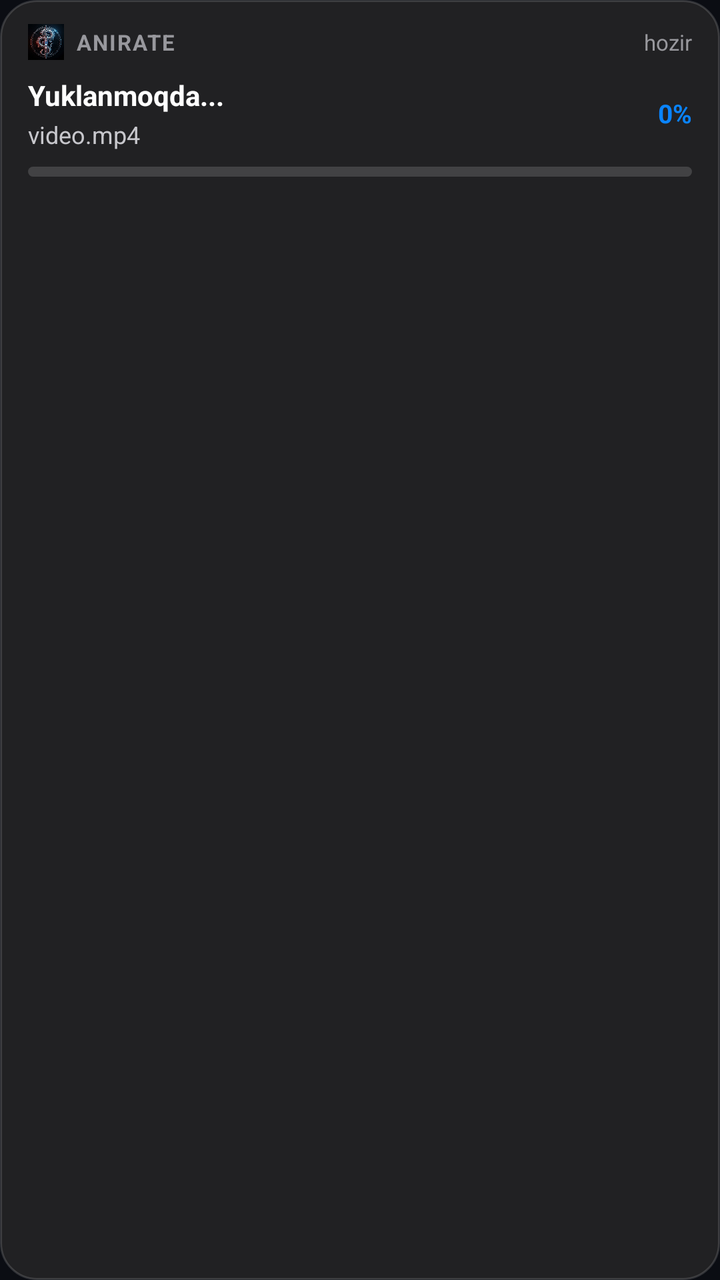
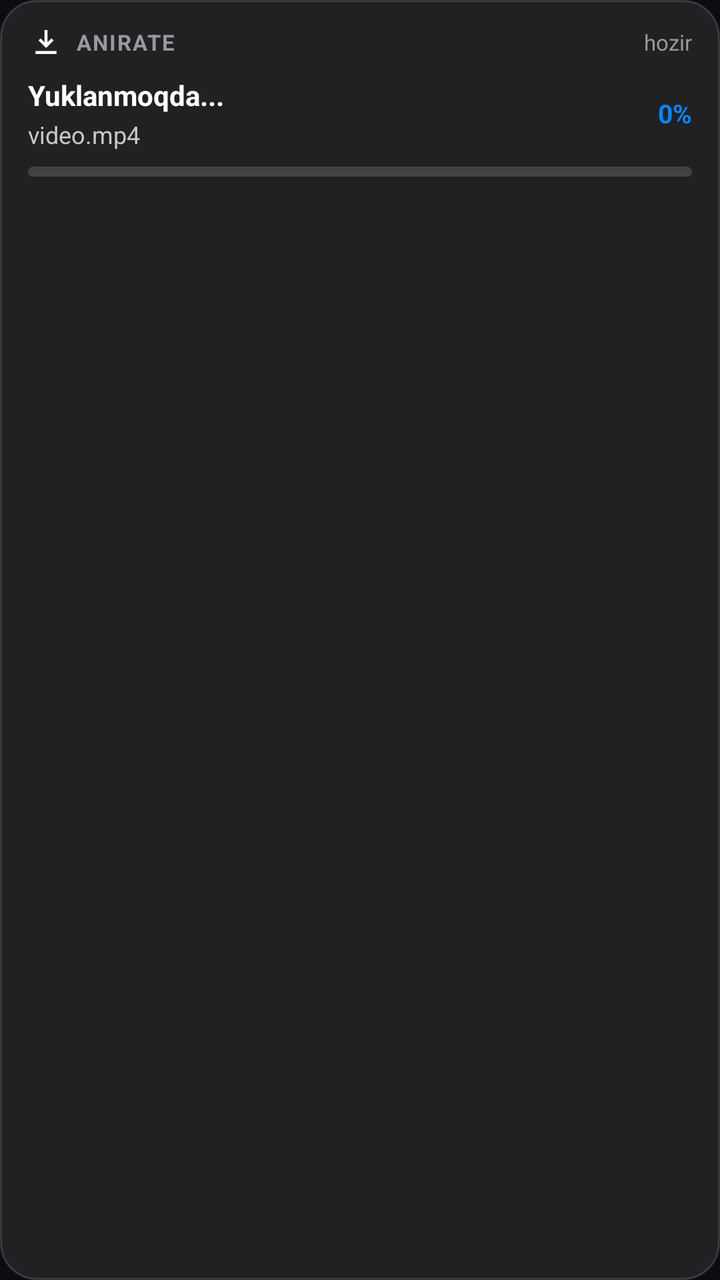

Compare the two renders of this Android layout. The source of the first and the diff that turns it into the second are given below.
<!-- AndroidManifest.xml: application theme Theme.Anirate -->
<!-- res/layout/notification_ios_banner.xml -->
<?xml version="1.0" encoding="utf-8"?>
<LinearLayout xmlns:android="http://schemas.android.com/apk/res/android"
    android:id="@+id/ios_notif_root"
    android:layout_width="match_parent"
    android:layout_height="wrap_content"
    android:background="@drawable/bg_ios_notification_card"
    android:orientation="vertical"
    android:paddingStart="14dp"
    android:paddingTop="12dp"
    android:paddingEnd="14dp"
    android:paddingBottom="12dp">

    
    <LinearLayout
        android:layout_width="match_parent"
        android:layout_height="wrap_content"
        android:gravity="center_vertical"
        android:orientation="horizontal">

        <ImageView
            android:id="@+id/ios_notif_icon"
            android:layout_width="18dp"
            android:layout_height="18dp"
            android:src="@mipmap/ic_launcher" />

        <TextView
            android:layout_width="wrap_content"
            android:layout_height="wrap_content"
            android:layout_marginStart="6dp"
            android:letterSpacing="0.06"
            android:text="ANIRATE"
            android:textColor="#98989D"
            android:textSize="11sp"
            android:textStyle="bold" />

        <View
            android:layout_width="0dp"
            android:layout_height="1dp"
            android:layout_weight="1" />

        <TextView
            android:id="@+id/ios_notif_time"
            android:layout_width="wrap_content"
            android:layout_height="wrap_content"
            android:text="hozir"
            android:textColor="#98989D"
            android:textSize="11sp" />
    </LinearLayout>

    
    <LinearLayout
        android:layout_width="match_parent"
        android:layout_height="wrap_content"
        android:layout_marginTop="8dp"
        android:gravity="center_vertical"
        android:orientation="horizontal">

        <LinearLayout
            android:layout_width="0dp"
            android:layout_height="wrap_content"
            android:layout_weight="1"
            android:orientation="vertical">

            <TextView
                android:id="@+id/ios_notif_title"
                android:layout_width="match_parent"
                android:layout_height="wrap_content"
                android:ellipsize="end"
                android:maxLines="1"
                android:text="Yuklanmoqda..."
                android:textColor="#FFFFFF"
                android:textSize="14sp"
                android:textStyle="bold" />

            <TextView
                android:id="@+id/ios_notif_subtitle"
                android:layout_width="match_parent"
                android:layout_height="wrap_content"
                android:layout_marginTop="2dp"
                android:ellipsize="end"
                android:maxLines="1"
                android:text="video.mp4"
                android:textColor="#C7C7CC"
                android:textSize="12sp" />
        </LinearLayout>

        <TextView
            android:id="@+id/ios_notif_percentage"
            android:layout_width="wrap_content"
            android:layout_height="wrap_content"
            android:layout_marginStart="8dp"
            android:text="0%"
            android:textColor="#0A84FF"
            android:textSize="13sp"
            android:textStyle="bold" />
    </LinearLayout>

    
    <ProgressBar
        android:id="@+id/ios_notif_progressbar"
        style="?android:attr/progressBarStyleHorizontal"
        android:layout_width="match_parent"
        android:layout_height="5dp"
        android:layout_marginTop="8dp"
        android:max="100"
        android:progress="0"
        android:progressDrawable="@drawable/ios_notification_progress" />

</LinearLayout>
<!-- resources referenced by this layout -->
<resources>
  <!-- drawable bg_ios_notification_card (drawable) -->
  <?xml version="1.0" encoding="utf-8"?>
  <shape xmlns:android="http://schemas.android.com/apk/res/android"
      android:shape="rectangle">
      <corners android:radius="18dp" />
      <solid android:color="#F0222225" />
      <stroke android:width="1dp" android:color="#26FFFFFF" />
  </shape>
  <!-- drawable ios_notification_progress (drawable) -->
  <?xml version="1.0" encoding="utf-8"?>
  <layer-list xmlns:android="http://schemas.android.com/apk/res/android">
      <item android:id="@android:id/background">
          <shape android:shape="rectangle">
              <corners android:radius="3dp" />
              <solid android:color="#26FFFFFF" />
          </shape>
      </item>
      <item android:id="@android:id/progress">
          <clip>
              <shape android:shape="rectangle">
                  <corners android:radius="3dp" />
                  <solid android:color="#0A84FF" />
              </shape>
          </clip>
      </item>
  </layer-list>
  <!-- mipmap ic_launcher: png bitmap (mipmap-hdpi, 61135 bytes) -->
  <style name="Theme.Anirate" parent="Theme.MaterialComponents.DayNight.NoActionBar">
          <item name="colorPrimary">@color/primary</item>
          <item name="colorPrimaryVariant">@color/primary_dark</item>
          <item name="colorOnPrimary">@color/white</item>
          <item name="android:statusBarColor">@color/background</item>
          <item name="android:navigationBarColor">@color/background</item>
          <item name="android:windowBackground">@color/background</item>
      </style>
  <color name="primary">#FF2A55</color>
  <color name="primary_dark">#0b0d13</color>
  <color name="white">#FFFFFF</color>
  <color name="background">#0b0d13</color>
</resources>

<!-- the commit's change to res/layout/notification_ios_banner.xml (unified diff, before → after) -->
@@ -21,7 +21,7 @@
             android:id="@+id/ios_notif_icon"
             android:layout_width="18dp"
             android:layout_height="18dp"
-            android:src="@mipmap/ic_launcher" />
+            android:src="@drawable/ic_download" />
 
         <TextView
             android:layout_width="wrap_content"
<!-- resource entries referenced after the edit -->
@@ -8,6 +8,16 @@
       <solid android:color="#F0222225" />
       <stroke android:width="1dp" android:color="#26FFFFFF" />
   </shape>
+  <!-- drawable ic_download (drawable) -->
+  <vector xmlns:android="http://schemas.android.com/apk/res/android"
+      android:width="24dp"
+      android:height="24dp"
+      android:viewportWidth="24"
+      android:viewportHeight="24">
+      <path
+          android:fillColor="#FFFFFFFF"
+          android:pathData="M12,16 L7,11 L8.41,9.59 L11,12.17 L11,4 L13,4 L13,12.17 L15.59,9.59 L17,11 L12,16 Z M5,18 L19,18 L19,20 L5,20 L5,18 Z" />
+  </vector>
   <!-- drawable ios_notification_progress (drawable) -->
   <?xml version="1.0" encoding="utf-8"?>
   <layer-list xmlns:android="http://schemas.android.com/apk/res/android">
@@ -26,7 +36,6 @@
           </clip>
       </item>
   </layer-list>
-  <!-- mipmap ic_launcher: png bitmap (mipmap-hdpi, 61135 bytes) -->
   <style name="Theme.Anirate" parent="Theme.MaterialComponents.DayNight.NoActionBar">
           <item name="colorPrimary">@color/primary</item>
           <item name="colorPrimaryVariant">@color/primary_dark</item>
